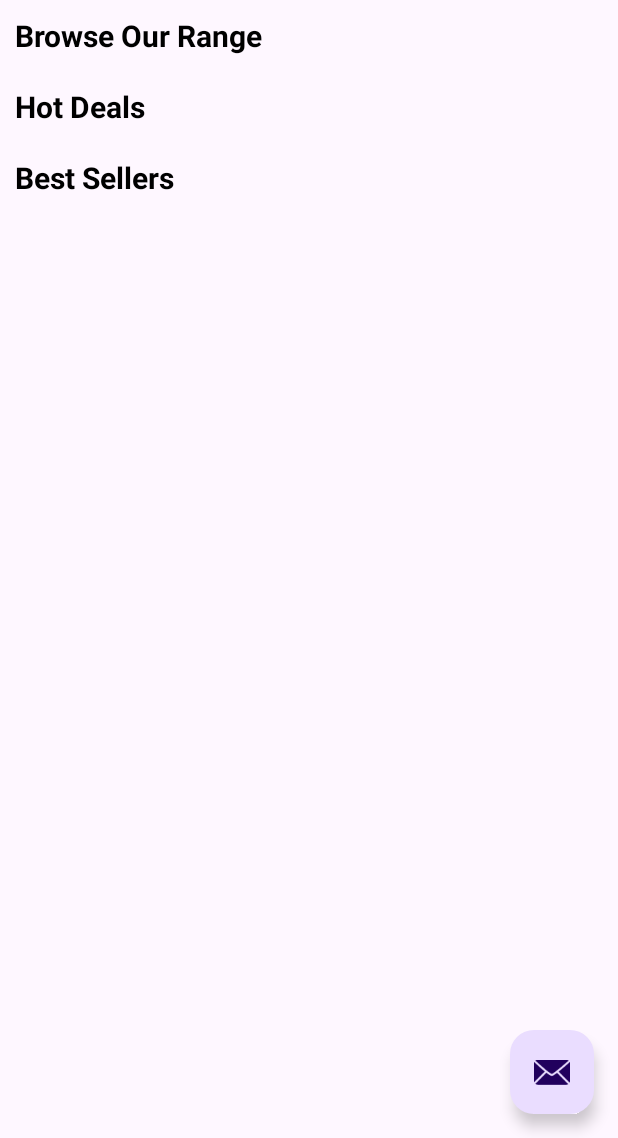
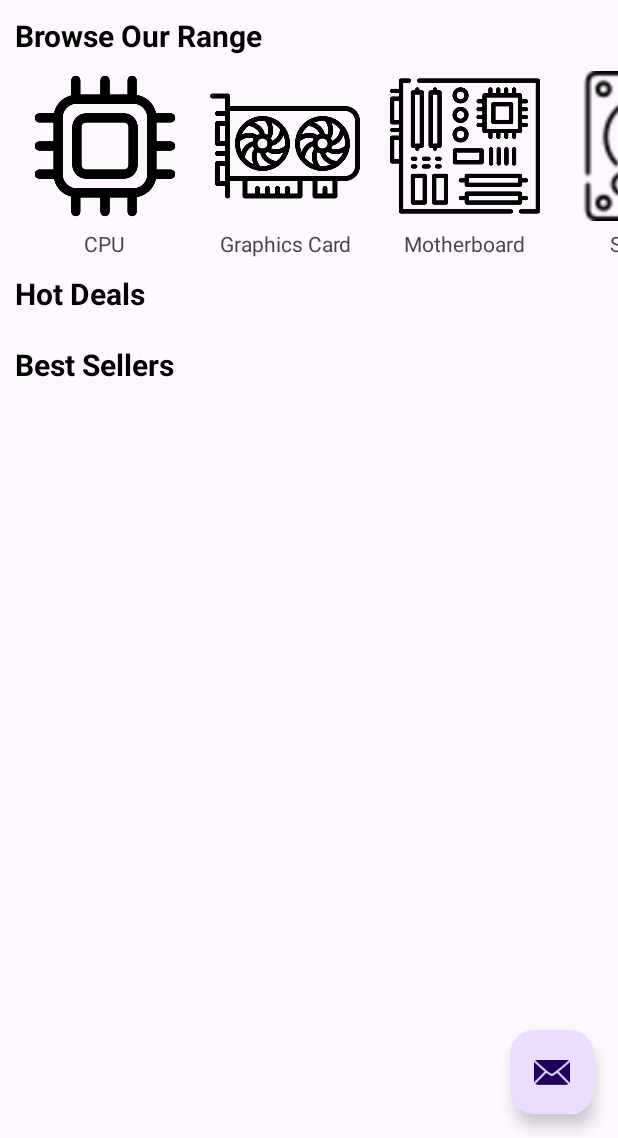
Before and after one commit to UOASOFTENG306/project-1-project-1-team-25, an Android app: the screen it shows after launch (MainActivity), on a phone screen of 412 x 824 dp, the part 98-1236 px from its top. Run offline under Robolectric (Android 15) with nearby library versions, the phone set to English and light mode, and no system bars.

Commit message:
feat: Start implementing carousel for categories

```diff
--- a/app/src/main/java/com/example/techswap/MainActivity.java
+++ b/app/src/main/java/com/example/techswap/MainActivity.java
@@ -4,6 +4,8 @@ import android.content.Context;
 import android.os.Bundle;
 
 import androidx.appcompat.app.AppCompatActivity;
+import androidx.recyclerview.widget.LinearLayoutManager;
+import androidx.recyclerview.widget.RecyclerView;
 
 import android.view.MotionEvent;
 import android.view.View;
@@ -14,6 +16,11 @@ import android.view.inputmethod.InputMethodManager;
 import android.widget.EditText;
 import android.widget.ImageView;
 import android.widget.TextView;
+
+import com.example.techswap.adapters.CarouselAdapter;
+
+import java.util.Arrays;
+import java.util.List;
 
 public class MainActivity extends AppCompatActivity {
 
@@ -71,6 +78,36 @@ public class MainActivity extends AppCompatActivity {
                 return false;
             }
         });
+
+
+        // initialise recycler view
+        RecyclerView recyclerView = findViewById(R.id.categoryRecyclerView);
+        LinearLayoutManager layoutManager = new LinearLayoutManager(this, LinearLayoutManager.HORIZONTAL, false);
+        recyclerView.setLayoutManager(layoutManager);
+
+        List<Integer> imageList = Arrays.asList(
+                R.drawable.cpu,
+                R.drawable.gpu,
+                R.drawable.motherboard,
+                R.drawable.harddisk,
+                R.drawable.ram,
+                R.drawable.powersupply,
+                R.drawable.pccase
+        );
+
+        List<String> captionList = Arrays.asList(
+                "CPU",
+                "Graphics Card",
+                "Motherboard",
+                "Storage",
+                "RAM",
+                "Power",
+                "Case"
+        );
+
+        CarouselAdapter adapter = new CarouselAdapter(imageList, captionList);
+        recyclerView.setAdapter(adapter);
+
     }
 
     public void onSearchIconClick(View view) {
--- /dev/null
+++ b/app/src/main/java/com/example/techswap/adapters/CarouselAdapter.java
@@ -0,0 +1,58 @@
+package com.example.techswap.adapters;
+
+import android.view.LayoutInflater;
+import android.view.View;
+import android.view.ViewGroup;
+import android.widget.ImageView;
+import android.widget.TextView;
+
+import androidx.annotation.NonNull;
+import androidx.recyclerview.widget.RecyclerView;
+
+import com.example.techswap.R;
+
+import java.util.List;
+
+public class CarouselAdapter extends RecyclerView.Adapter<CarouselAdapter.CarouselViewHolder> {
+    private List<Integer> imageList;
+    private List<String> captionList;
+
+    public CarouselAdapter(List<Integer> imageList, List<String> captionList) {
+        this.imageList = imageList;
+        this.captionList = captionList;
+    }
+
+    @NonNull
+    @Override
+    public CarouselViewHolder onCreateViewHolder(@NonNull ViewGroup parent, int viewType) {
+        View itemView = LayoutInflater.from(parent.getContext())
+                .inflate(R.layout.carousel_item_category, parent, false);
+        return new CarouselViewHolder(itemView);
+    }
+
+    @Override
+    public void onBindViewHolder(@NonNull CarouselViewHolder holder, int position) {
+        int imageResId = imageList.get(position);
+        holder.carouselImage.setImageResource(imageResId);
+
+        String caption = captionList.get(position); // Replace with your data source
+        holder.captionText.setText(caption);
+    }
+
+
+    @Override
+    public int getItemCount() {
+        return imageList.size();
+    }
+
+    public class CarouselViewHolder extends RecyclerView.ViewHolder {
+        ImageView carouselImage;
+        TextView captionText;
+
+        public CarouselViewHolder(@NonNull View itemView) {
+            super(itemView);
+            carouselImage = itemView.findViewById(R.id.carouselImage);
+            captionText = itemView.findViewById(R.id.captionText);
+        }
+    }
+}
--- a/app/src/main/res/layout/activity_main.xml
+++ b/app/src/main/res/layout/activity_main.xml
@@ -95,6 +95,13 @@
                 android:layout_width="match_parent"
                 android:layout_height="wrap_content"
                 android:text="@string/browse_our_range"/>
+
+            <androidx.recyclerview.widget.RecyclerView
+                android:id="@+id/categoryRecyclerView"
+                android:layout_width="match_parent"
+                android:layout_height="wrap_content"
+                android:orientation="horizontal"/>
+
             <TextView
                 android:id="@+id/dealsHeader"
                 style="@style/HeaderText"
--- /dev/null
+++ b/app/src/main/res/layout/carousel_item_category.xml
@@ -0,0 +1,26 @@
+<!--<?xml version="1.0" encoding="utf-8"?>-->
+
+<!-- item_carousel.xml -->
+<LinearLayout
+    xmlns:android="http://schemas.android.com/apk/res/android"
+    android:layout_width="wrap_content"
+    android:layout_height="wrap_content"
+    android:layout_marginStart="20dp"
+    android:orientation="vertical"
+    android:gravity="center">
+
+    <ImageView
+        android:id="@+id/carouselImage"
+        android:layout_width="100dp"
+        android:layout_height="100dp"
+        android:scaleType="centerCrop" />
+
+    <TextView
+        android:id="@+id/captionText"
+        android:layout_width="wrap_content"
+        android:layout_height="wrap_content"
+        android:paddingTop="5dp"
+        android:text="Item Caption"
+        android:textAppearance="@android:style/TextAppearance.Small"
+        android:gravity="center" />
+</LinearLayout>
```
Also changed, not shown: app/src/main/res/drawable/cpu.png (added), app/src/main/res/drawable/gpu.png (added), app/src/main/res/drawable/harddisk.png (added), app/src/main/res/drawable/motherboard.png (added), app/src/main/res/drawable/pccase.png (added), app/src/main/res/drawable/powersupply.png (added), app/src/main/res/drawable/ram.png (added).
